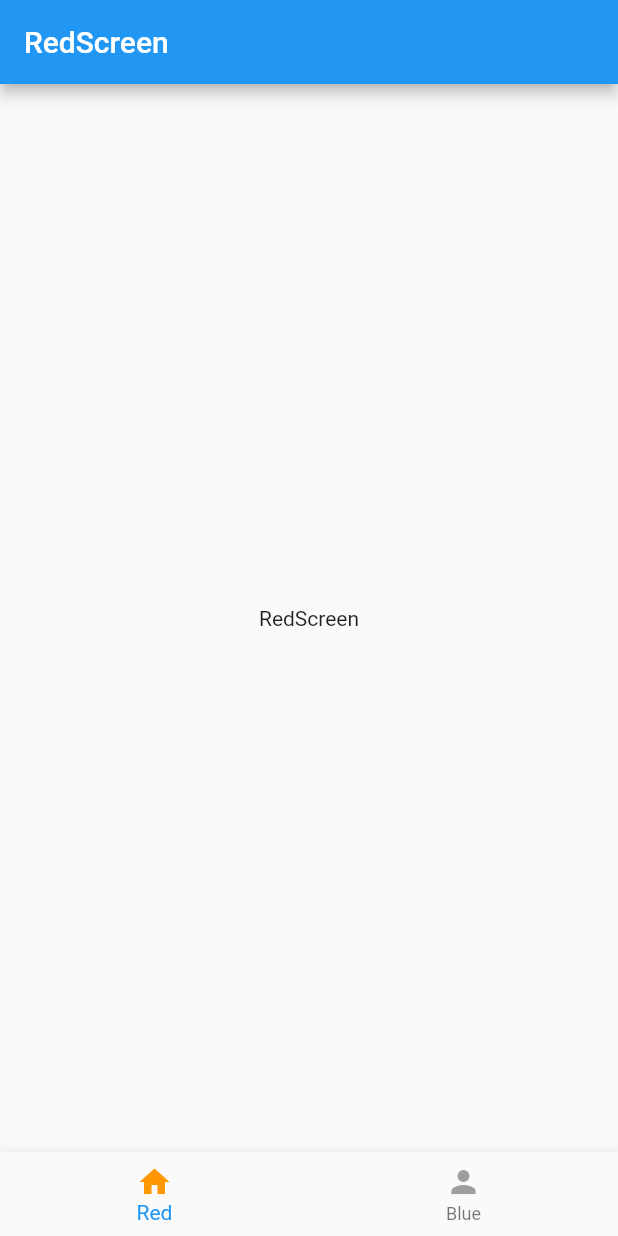
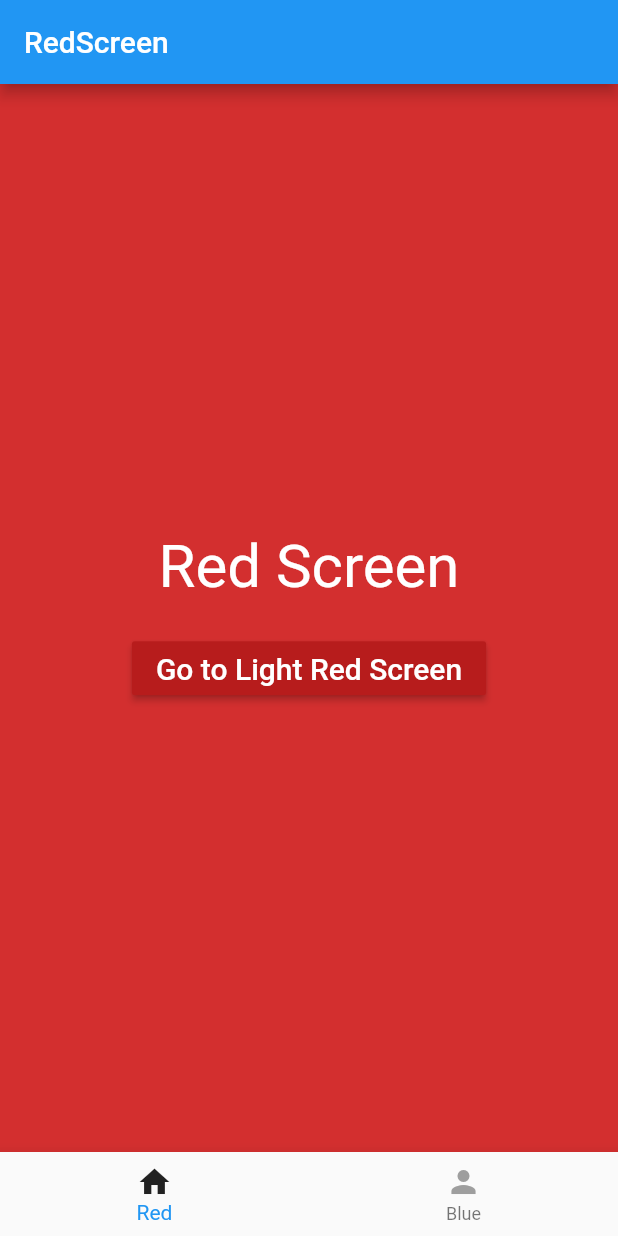
Before and after one commit to Krille-Isotop/flutter-streaming-media, a Flutter app: the screen it shows after launch, on a phone screen of 412 x 824 dp. Run offline on Flutter 3.47's test engine with Material 2 defaults, Android fonts, the phone set to English and light mode, and no system bars.

Commit message:
Adds two child routes

```diff
--- a/lib/main.dart
+++ b/lib/main.dart
@@ -11,9 +11,6 @@ class MyApp extends StatelessWidget {
   Widget build(BuildContext context) {
     return MaterialApp(
       title: 'Flutter Demo',
-      theme: ThemeData(
-        primarySwatch: Colors.blue,
-      ),
       home: Router(),
     );
   }
--- a/lib/navigation/bottom_navigation.dart
+++ b/lib/navigation/bottom_navigation.dart
@@ -49,6 +49,6 @@ class BottomNavigation extends StatelessWidget {
   }
 
   Color _colorTabMatching({TabItem item}) {
-    return currentTab == item ? Colors.orange : Colors.grey;
+    return currentTab == item ? Colors.black87 : Colors.grey;
   }
 }
--- a/lib/navigation/route_generator.dart
+++ b/lib/navigation/route_generator.dart
@@ -1,10 +1,14 @@
 import 'package:flutter/material.dart';
 import 'package:flutter_navigation_guide/screens/blue_screen.dart';
+import 'package:flutter_navigation_guide/screens/light_blue_screen.dart';
+import 'package:flutter_navigation_guide/screens/light_red_screen.dart';
 import 'package:flutter_navigation_guide/screens/red_screen.dart';
 
 class RouteGenerator {
   static const String red = 'red';
   static const String blue = 'blue';
+  static const String lightRed = 'LightRed';
+  static const String lightBlue = 'lightBlue';
 
   static Route<dynamic> generateRoute(RouteSettings settings) {
     switch (settings.name) {
@@ -12,6 +16,10 @@ class RouteGenerator {
         return MaterialPageRoute(builder: (_) => RedScreen());
       case blue:
         return MaterialPageRoute(builder: (_) => BlueScreen());
+      case lightRed:
+        return MaterialPageRoute(builder: (_) => LightRedScreen());
+      case lightBlue:
+        return MaterialPageRoute(builder: (_) => LightBlueScreen());
       default:
         return _errorRoute();
     }
--- a/lib/screens/red_screen.dart
+++ b/lib/screens/red_screen.dart
@@ -1,4 +1,5 @@
 import 'package:flutter/material.dart';
+import 'package:flutter_navigation_guide/navigation/route_generator.dart';
 
 class RedScreen extends StatelessWidget {
   @override
@@ -7,9 +8,34 @@ class RedScreen extends StatelessWidget {
       appBar: AppBar(
         title: Text('RedScreen')
       ),
-      body: Center(
-        child: Text('RedScreen')
-      ),
+      body: Container(
+        width: double.infinity,
+        color: Colors.red[700],
+        child: Column(
+          mainAxisAlignment: MainAxisAlignment.center,
+          children: [
+            Text(
+            'Red Screen',
+            style: TextStyle(
+              color: Colors.white,
+              fontSize: 40.0
+            ),
+            ),
+            SizedBox(height: 20),
+            RaisedButton(
+              onPressed: () => Navigator.of(context).pushNamed(RouteGenerator.lightRed),
+              color: Colors.red[900],
+              child: Text(
+                'Go to Light Red Screen',
+                style: TextStyle(
+                  color: Colors.white,
+                  fontSize: 20.0
+                ),
+              ),
+            ),
+          ],
+        )
+      )
     );
   }
 }
```
Also changed, not shown: lib/screens/blue_screen.dart (+30 -4 lines), lib/screens/light_blue_screen.dart (added, +24 -0 lines), lib/screens/light_red_screen.dart (added, +24 -0 lines).
